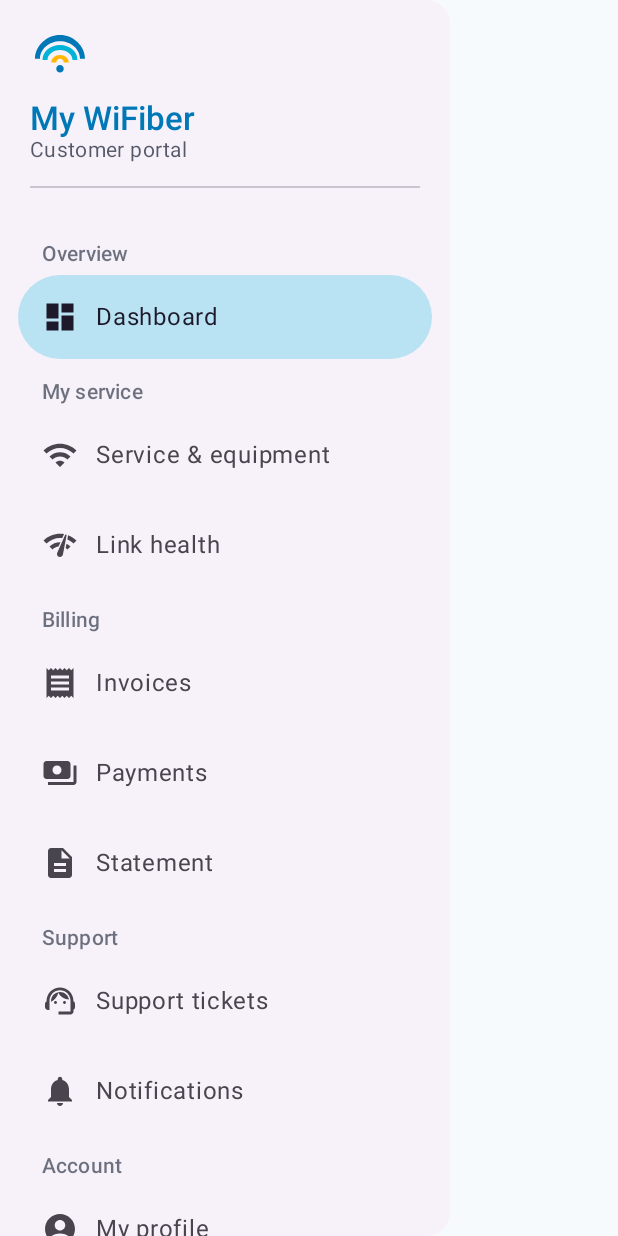
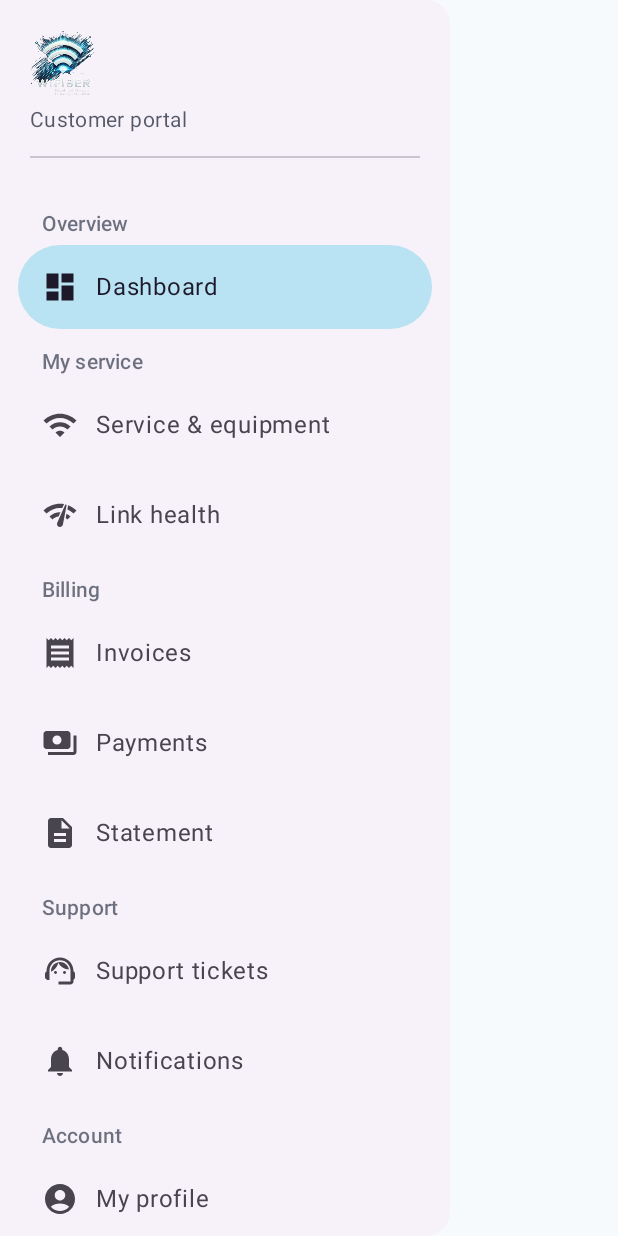
Before and after one commit to AdriaanGeldenhuis/wifiber, an Android app built with Jetpack Compose: the composable PortalDrawer shown on its own in the app's theme, on a phone screen of 412 x 824 dp. Run offline under Robolectric (Android 15) with nearby library versions, the phone set to English and light mode, and no system bars.

Commit message:
Show WiFiber logo in native top bar and drawer header
Copies the site's header-logo-2x.webp into res/drawable/logo_brand.webp
and renders it next to the page title in the TopAppBar (32dp tall) plus
the drawer header (44dp tall). The drawer's redundant 'My WiFiber'
label is removed since the logo carries the brand.

```diff
--- a/App Files/app/src/main/java/za/co/wifiber/ui/PortalApp.kt
+++ b/App Files/app/src/main/java/za/co/wifiber/ui/PortalApp.kt
@@ -7,12 +7,12 @@ import androidx.compose.foundation.Image
 import androidx.compose.foundation.layout.Arrangement
 import androidx.compose.foundation.layout.Box
 import androidx.compose.foundation.layout.Column
+import androidx.compose.foundation.layout.Row
 import androidx.compose.foundation.layout.Spacer
 import androidx.compose.foundation.layout.fillMaxSize
 import androidx.compose.foundation.layout.fillMaxWidth
 import androidx.compose.foundation.layout.height
 import androidx.compose.foundation.layout.padding
-import androidx.compose.foundation.layout.size
 import androidx.compose.foundation.layout.width
 import androidx.compose.foundation.rememberScrollState
 import androidx.compose.foundation.verticalScroll
@@ -137,6 +137,15 @@ fun PortalApp(
                         actionIconContentColor = MaterialTheme.colorScheme.onPrimary
                     ),
                     title = {
+                        Row(
+                            verticalAlignment = Alignment.CenterVertically,
+                            horizontalArrangement = Arrangement.spacedBy(10.dp)
+                        ) {
+                            Image(
+                                painter = painterResource(id = R.drawable.logo_brand),
+                                contentDescription = "WiFiber",
+                                modifier = Modifier.height(32.dp)
+                            )
                             Column {
                                 Text(
                                     pageHeading,
@@ -148,6 +157,7 @@ fun PortalApp(
                                         "Loading… ${webState.progress}%",
                                         style = MaterialTheme.typography.bodyMedium
                                     )
+                                }
                             }
                         }
                     },
@@ -284,16 +294,11 @@ private fun PortalDrawer(
             ) {
                 Column {
                     Image(
-                        painter = painterResource(id = R.drawable.ic_logo_wifiber),
-                        contentDescription = null,
-                        modifier = Modifier.size(40.dp)
+                        painter = painterResource(id = R.drawable.logo_brand),
+                        contentDescription = "WiFiber",
+                        modifier = Modifier.height(44.dp)
                     )
-                    Spacer(Modifier.height(6.dp))
-                    Text(
-                        text = "My WiFiber",
-                        style = MaterialTheme.typography.titleLarge,
-                        color = MaterialTheme.colorScheme.primary
-                    )
+                    Spacer(Modifier.height(8.dp))
                     Text(
                         text = "Customer portal",
                         style = MaterialTheme.typography.bodyMedium,
```
Also changed, not shown: App Files/app/src/main/res/drawable/logo_brand.webp (added). Lines whose indentation alone changed are shown as unchanged.
